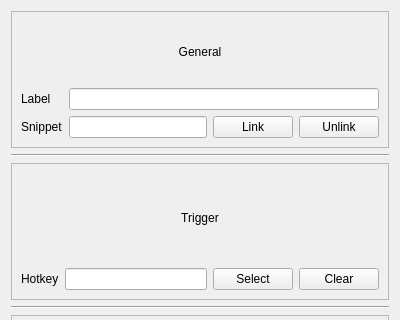
The window that LightDrive/Workspace/Dialogs/desk_button_config.ui (Nmstr/LightDrive) describes before a commit, drawn with Qt 5; both pictures show x 0 to 400 and y 0 to 320 of the 400 by 500 pixel window.
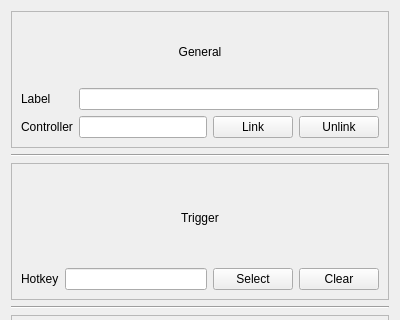
The same window after the commit.

Commit message: buttons can now link to controllers

Diff of the .ui file:
```diff
--- a/LightDrive/Workspace/Dialogs/desk_button_config.ui
+++ b/LightDrive/Workspace/Dialogs/desk_button_config.ui
@@ -60,7 +60,7 @@
       <item row="2" column="0">
        <widget class="QLabel" name="snippet_label">
         <property name="text">
-         <string>Snippet</string>
+         <string>Controller</string>
         </property>
        </widget>
       </item>
```
Left out of the diff: 14 changed lines with no effect on the pictures. The commit also changes 6 other files.
